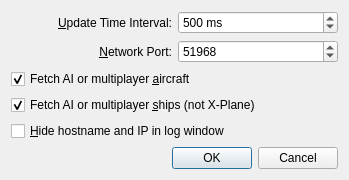
Above: optionsdialog.ui from albar965/littlenavconnect before the change. Below: the same form after it.
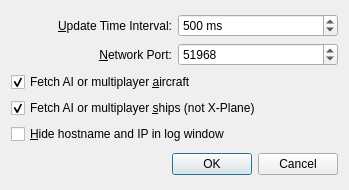
That is the form after the change.

Commit message: Corrected options dialog title.

```diff
--- a/optionsdialog.ui
+++ b/optionsdialog.ui
@@ -7,7 +7,7 @@
     <x>0</x>
     <y>0</y>
     <width>349</width>
-    <height>178</height>
+    <height>190</height>
    </rect>
   </property>
   <property name="windowTitle">
```
Left out of the diff: 2 changed lines with no effect on the pictures.
